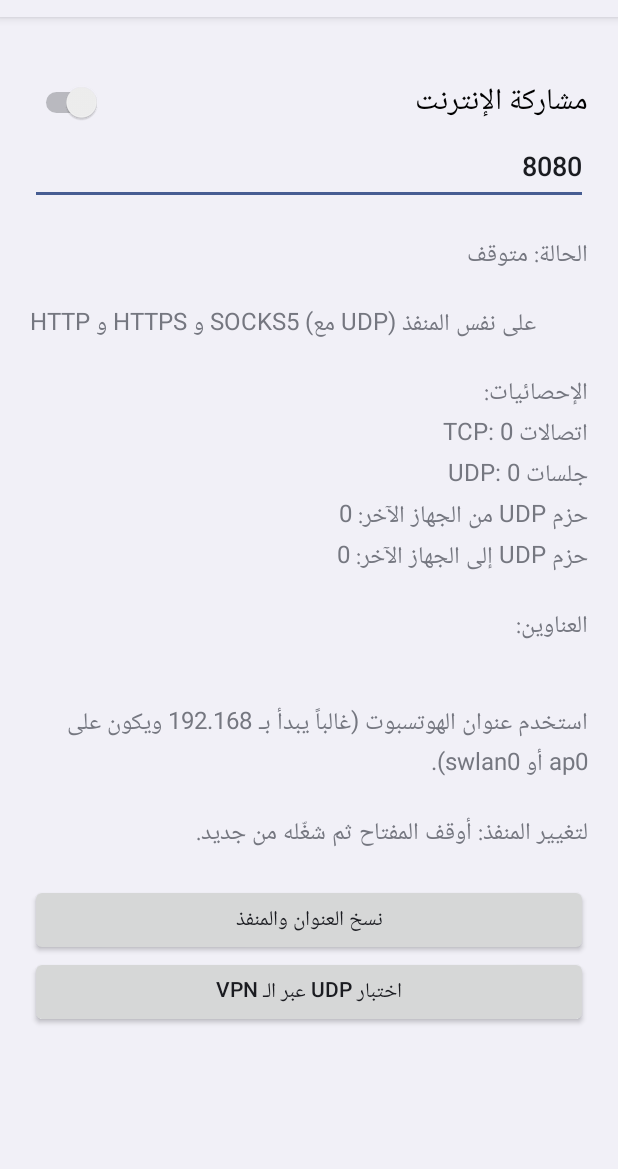
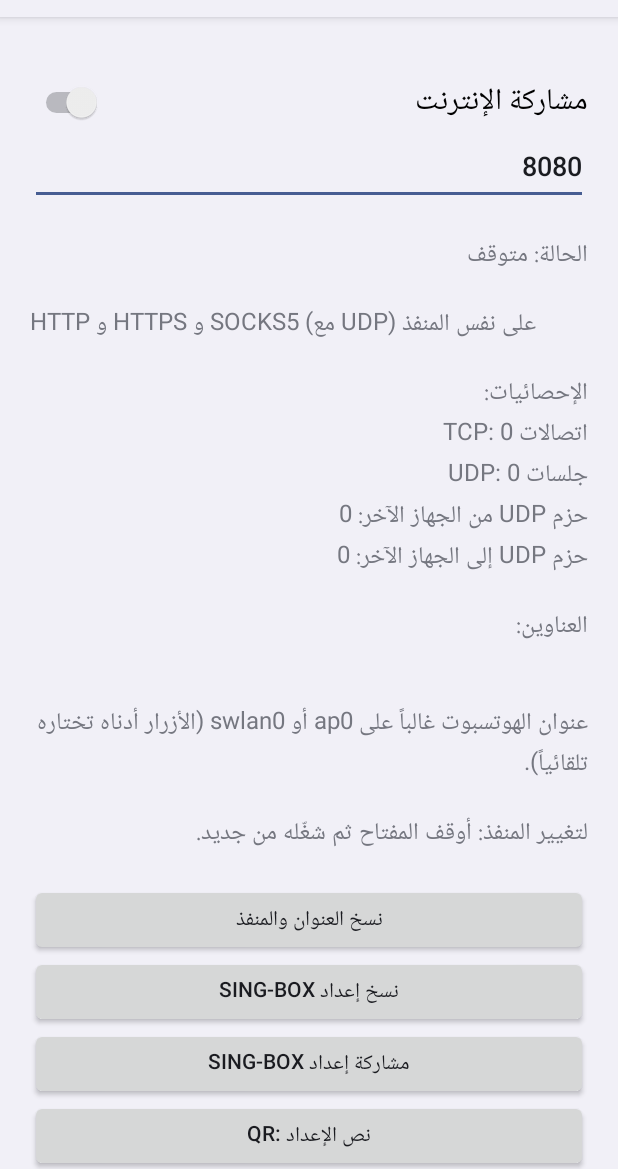
Before and after one commit to uiut4964-glitch/VpnShare, an Android app: the screen it shows after launch (MainActivity), after a tap on "نسخ العنوان والمنفذ", on a phone screen of 412 x 824 dp, the part 67-1236 px from its top. Run offline under Robolectric (Android 15) with nearby library versions, the phone set to English and light mode, and no system bars.

Commit message:
Add files via upload

```diff
--- a/app/build.gradle
+++ b/app/build.gradle
@@ -18,3 +18,6 @@ android {
     }
     kotlinOptions { jvmTarget = '17' }
 }
+dependencies {
+    implementation 'com.google.zxing:core:3.5.3'
+}
--- a/app/src/main/java/com/example/vpnshare/MainActivity.kt
+++ b/app/src/main/java/com/example/vpnshare/MainActivity.kt
@@ -2,25 +2,34 @@ package com.example.vpnshare
 
 import android.Manifest
 import android.app.Activity
+import android.app.AlertDialog
 import android.content.ClipData
 import android.content.ClipboardManager
 import android.content.Intent
+import android.graphics.Bitmap
+import android.graphics.Color
 import android.os.Build
 import android.os.Bundle
 import android.text.InputType
 import android.view.View
 import android.widget.Button
 import android.widget.EditText
+import android.widget.ImageView
 import android.widget.LinearLayout
 import android.widget.ScrollView
 import android.widget.Switch
 import android.widget.TextView
 import android.widget.Toast
+import com.google.zxing.BarcodeFormat
+import com.google.zxing.EncodeHintType
+import com.google.zxing.qrcode.QRCodeWriter
+import com.google.zxing.qrcode.decoder.ErrorCorrectionLevel
 import java.net.DatagramPacket
 import java.net.DatagramSocket
 import java.net.Inet4Address
 import java.net.InetAddress
 import java.net.NetworkInterface
+import java.net.URLEncoder
 
 class MainActivity : Activity() {
     private lateinit var info: TextView
@@ -58,25 +67,6 @@ class MainActivity : Activity() {
         info.textSize = 16f
         info.setPadding(0, p, 0, p)
 
-        val copyBtn = Button(this)
-        copyBtn.text = "نسخ العنوان والمنفذ"
-        copyBtn.setOnClickListener {
-            val t = "${best()}:${portBox.text}"
-            val cm = getSystemService(ClipboardManager::class.java)
-            cm.setPrimaryClip(ClipData.newPlainText("proxy", t))
-            Toast.makeText(this, "تم النسخ: $t", Toast.LENGTH_SHORT).show()
-        }
-
-        val testBtn = Button(this)
-        testBtn.text = "اختبار UDP عبر الـ VPN"
-        testBtn.setOnClickListener {
-            Toast.makeText(this, "جارٍ الاختبار...", Toast.LENGTH_SHORT).show()
-            Thread {
-                val res = udpTest()
-                runOnUiThread { Toast.makeText(this, res, Toast.LENGTH_LONG).show() }
-            }.start()
-        }
-
         sw.setOnCheckedChangeListener { _, on ->
             if (on) {
                 val pt = portBox.text.toString().toIntOrNull()
@@ -96,8 +86,39 @@ class MainActivity : Activity() {
         root.addView(sw)
         root.addView(portBox)
         root.addView(info)
-        root.addView(copyBtn)
-        root.addView(testBtn)
+        root.addView(btn("نسخ العنوان والمنفذ") {
+            ipPort()?.let { copy("${it.first}:${it.second}") }
+        })
+        root.addView(btn("نسخ إعداد sing-box") {
+            ipPort()?.let { copy(ProxyService.buildConfig(it.first, it.second)) }
+        })
+        root.addView(btn("مشاركة إعداد sing-box") {
+            ipPort()?.let {
+                val i = Intent(Intent.ACTION_SEND)
+                i.type = "text/plain"
+                i.putExtra(Intent.EXTRA_TEXT, ProxyService.buildConfig(it.first, it.second))
+                startActivity(Intent.createChooser(i, "مشاركة الإعداد"))
+            }
+        })
+        root.addView(btn("QR: نص الإعداد") {
+            ipPort()?.let { showQr("QR: نص الإعداد", ProxyService.buildConfig(it.first, it.second)) }
+        })
+        root.addView(btn("QR: رابط استيراد (تجريبي)") {
+            ipPort()?.let {
+                if (!ProxyService.running) {
+                    Toast.makeText(this, "شغّل مفتاح المشاركة أولاً ليعمل الرابط", Toast.LENGTH_LONG).show()
+                }
+                val u = URLEncoder.encode("http://${it.first}:${it.second}/config.json", "UTF-8")
+                showQr("QR: رابط استيراد", "sing-box://import-remote-profile?url=$u#Phone")
+            }
+        })
+        root.addView(btn("اختبار UDP عبر الـ VPN") {
+            Toast.makeText(this, "جارٍ الاختبار...", Toast.LENGTH_SHORT).show()
+            Thread {
+                val res = udpTest()
+                runOnUiThread { Toast.makeText(this, res, Toast.LENGTH_LONG).show() }
+            }.start()
+        })
         val sv = ScrollView(this)
         sv.addView(root)
         setContentView(sv)
@@ -112,6 +133,49 @@ class MainActivity : Activity() {
     override fun onPause() {
         super.onPause()
         info.removeCallbacks(tick)
+    }
+
+    private fun btn(t: String, f: () -> Unit): Button {
+        val b = Button(this)
+        b.text = t
+        b.setOnClickListener { f() }
+        return b
+    }
+
+    private fun copy(t: String) {
+        val cm = getSystemService(ClipboardManager::class.java)
+        cm.setPrimaryClip(ClipData.newPlainText("vpnshare", t))
+        Toast.makeText(this, "تم النسخ", Toast.LENGTH_SHORT).show()
+    }
+
+    private fun ipPort(): Pair<String, Int>? {
+        val ip = best()
+        if (ip.isEmpty()) {
+            Toast.makeText(this, "شغّل الهوتسبوت أولاً", Toast.LENGTH_LONG).show()
+            return null
+        }
+        val pt = portBox.text.toString().toIntOrNull() ?: ProxyService.savedPort(this)
+        return ip to pt
+    }
+
+    private fun showQr(title: String, text: String) {
+        val iv = ImageView(this)
+        iv.setImageBitmap(qr(text))
+        AlertDialog.Builder(this).setTitle(title).setView(iv)
+            .setPositiveButton("إغلاق", null).show()
+    }
+
+    private fun qr(text: String): Bitmap {
+        val n = 900
+        val m = QRCodeWriter().encode(
+            text, BarcodeFormat.QR_CODE, n, n,
+            mapOf(EncodeHintType.ERROR_CORRECTION to ErrorCorrectionLevel.L, EncodeHintType.MARGIN to 2)
+        )
+        val px = IntArray(n * n)
+        for (y in 0 until n) for (x in 0 until n) px[y * n + x] = if (m.get(x, y)) Color.BLACK else Color.WHITE
+        val bmp = Bitmap.createBitmap(n, n, Bitmap.Config.ARGB_8888)
+        bmp.setPixels(px, 0, n, 0, 0, n, n)
+        return bmp
     }
 
     private fun udpTest(): String = try {
@@ -155,7 +219,7 @@ class MainActivity : Activity() {
             "\nحزم UDP من الجهاز الآخر: ${ProxyService.udpOut.get()}" +
             "\nحزم UDP إلى الجهاز الآخر: ${ProxyService.udpIn.get()}" +
             "\n\nالعناوين:\n$ips" +
-            "\n\nاستخدم عنوان الهوتسبوت (غالباً يبدأ بـ 192.168 ويكون على ap0 أو swlan0)." +
+            "\n\nعنوان الهوتسبوت غالباً على ap0 أو swlan0 (الأزرار أدناه تختاره تلقائياً)." +
             "\n\nلتغيير المنفذ: أوقف المفتاح ثم شغّله من جديد."
     }
 }
```
Also changed, not shown: app/src/main/java/com/example/vpnshare/ProxyService.kt (+10 -0 lines).
